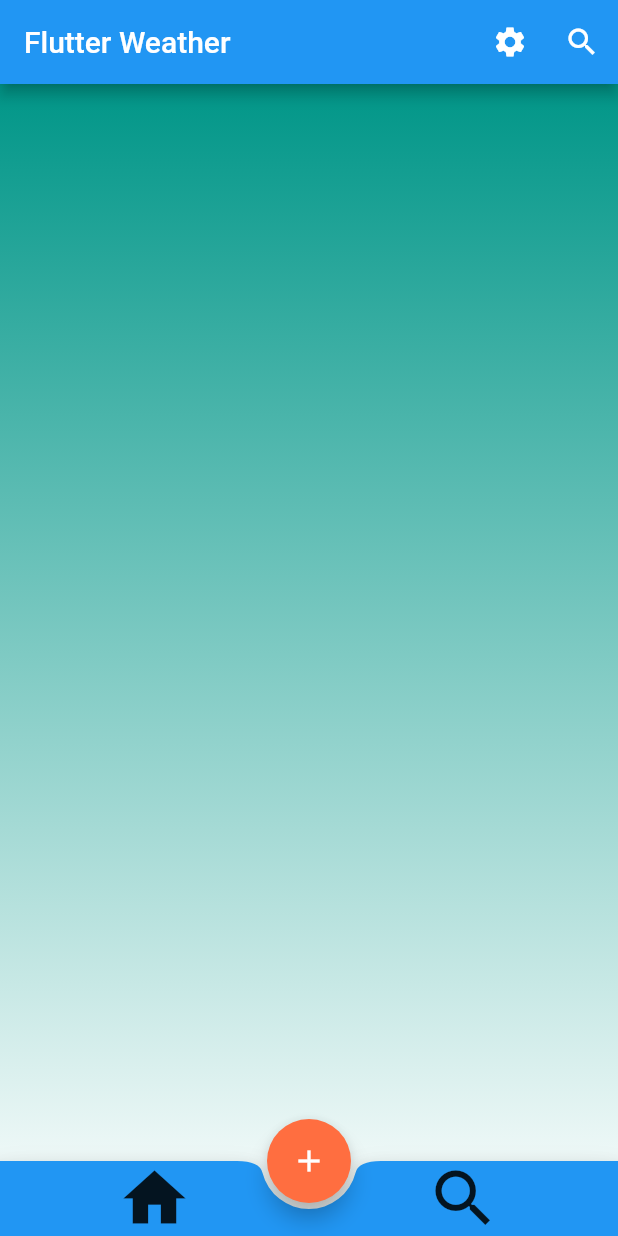
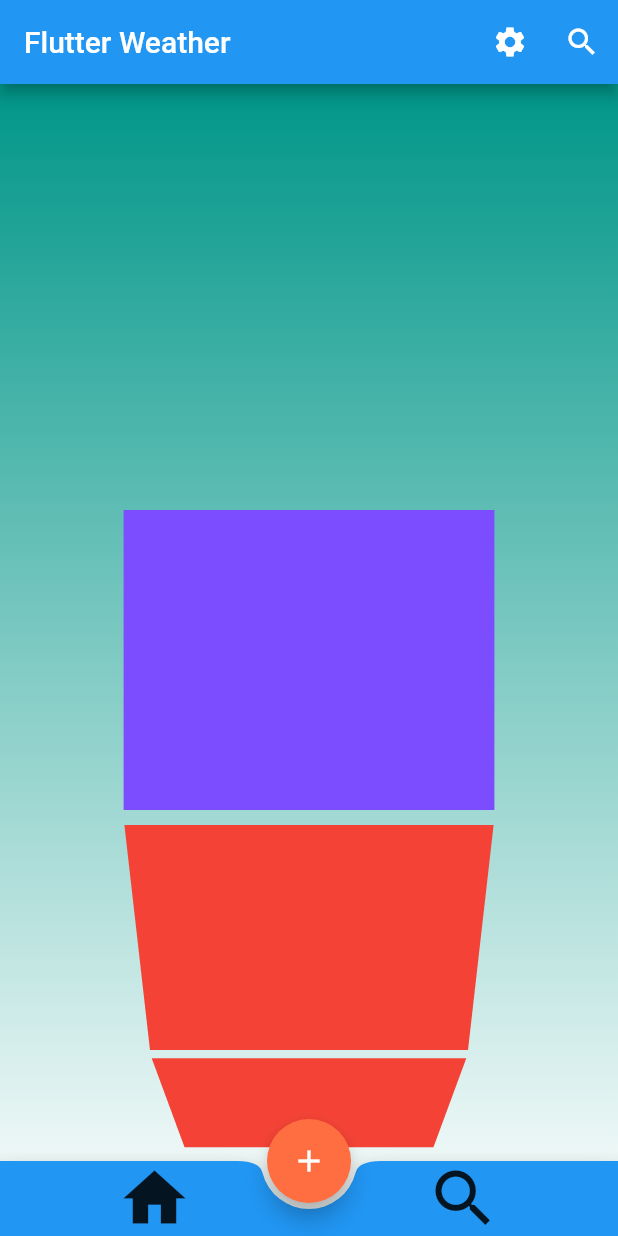
Before and after one commit to PrabeshPP/WeatherApp, a Flutter app: the screen it shows after launch, on a phone screen of 412 x 824 dp. Run offline on Flutter 3.47's test engine with Material 2 defaults, Android fonts, the phone set to English and light mode, and no system bars.

```diff
--- a/weather/lib/homepage.dart
+++ b/weather/lib/homepage.dart
@@ -1,4 +1,5 @@
 // ignore_for_file: prefer_const_constructors
+import 'package:flutter/gestures.dart';
 import 'package:flutter/material.dart';
 
 class HomePage extends StatelessWidget {
@@ -20,6 +21,42 @@ class HomePage extends StatelessWidget {
       floatingActionButton: FloatingActionButton(backgroundColor: Colors.deepOrangeAccent
       ,onPressed:(){},child: const Icon(Icons.add),),
       body: Container(
+        child: ListWheelScrollView(
+
+
+          itemExtent: 200, children: [
+         Container(
+           height: 100,
+           width: MediaQuery.of(context).size.width*0.6,
+           color: Colors.deepPurpleAccent,
+         ),
+         Container(
+           width: MediaQuery.of(context).size.width*0.6,
+           height: 40,
+
+           color: Colors.red,
+         ),
+         Container(
+           height: 40,
+          width: MediaQuery.of(context).size.width*0.6,
+           color: Colors.red,
+         ),
+         Container(
+           height: 40,
+           width: MediaQuery.of(context).size.width*0.6,
+           color: Colors.red,
+         ),
+         Container(
+           height: 40,
+        width: MediaQuery.of(context).size.width*0.6,
+           color: Colors.red,
+         ),
+         Container(
+           height: 40,
+           width: MediaQuery.of(context).size.width*0.6,
+           color: Colors.red,
+         )
+        ]),
         height: MediaQuery.of(context).size.height,
         width: MediaQuery.of(context).size.width,
         decoration:const  BoxDecoration(
```
Also changed, not shown: 1 other file.
